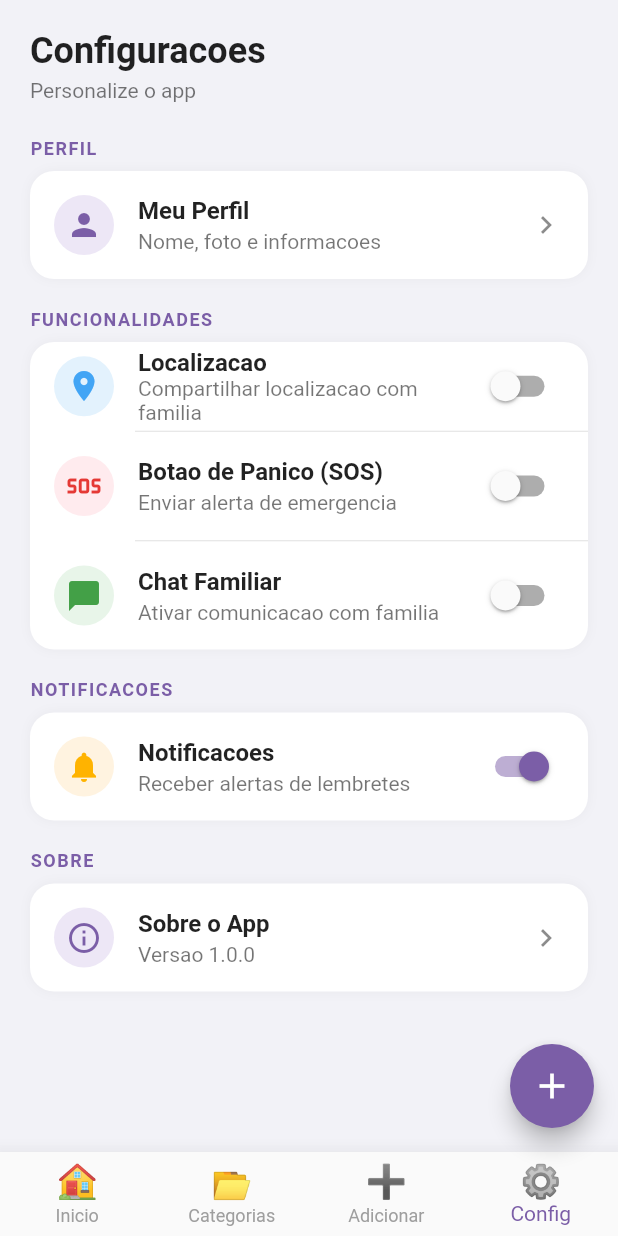
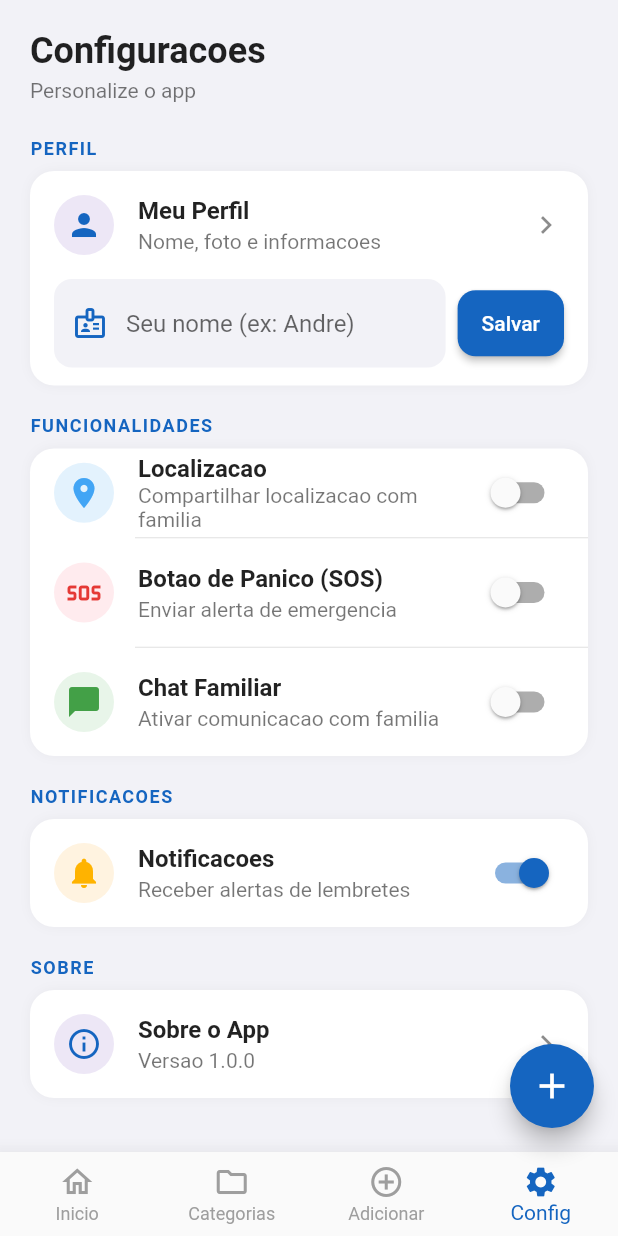
Before and after one commit to fasterdrible-lab/ME-LEMBRA-AI, a Flutter app: the HomeScreen screen opened directly, item 4 of the bottom bar chosen, after a tap on "Meu Perfil", on a phone screen of 412 x 824 dp. Run offline on Flutter 3.47's test engine with Material 3 defaults, Android fonts, the phone set to English and light mode, and no system bars; our stand-ins replace firebase_core, shared_preferences; accounts and stored records are empty.

Commit message:
UI fixes: blue header, bell icon, dynamic greeting, Hoje fix, user name in Config, gitignore
Agent-Logs-Url: https://github.com/fasterdrible-lab/ME-LEMBRA-AI/sessions/2b1f5aed-f6e3-4d8c-9164-3b8cb11ed4a8

Co-authored-by: fasterdrible-lab <263912642+fasterdrible-lab@users.noreply.github.com>

```diff
--- a/me_lembra_ai/lib/config_screen.dart
+++ b/me_lembra_ai/lib/config_screen.dart
@@ -1,4 +1,5 @@
 import 'package:flutter/material.dart';
+import 'package:shared_preferences/shared_preferences.dart';
 
 class ConfigScreen extends StatefulWidget {
   const ConfigScreen({super.key});
@@ -11,6 +12,34 @@ class _ConfigScreenState extends State<ConfigScreen> {
   bool _sos = false;
   bool _chat = false;
   bool _notificacoes = true;
+  final TextEditingController _nomeController = TextEditingController();
+
+  @override
+  void initState() {
+    super.initState();
+    _carregarNome();
+  }
+
+  Future<void> _carregarNome() async {
+    final prefs = await SharedPreferences.getInstance();
+    final nome = prefs.getString('user_name') ?? '';
+    setState(() => _nomeController.text = nome);
+  }
+
+  Future<void> _salvarNome() async {
+    final prefs = await SharedPreferences.getInstance();
+    await prefs.setString('user_name', _nomeController.text.trim());
+    if (!mounted) return;
+    ScaffoldMessenger.of(context).showSnackBar(
+      const SnackBar(content: Text('Nome salvo!'), duration: Duration(seconds: 2)),
+    );
+  }
+
+  @override
+  void dispose() {
+    _nomeController.dispose();
+    super.dispose();
+  }
 
   @override
   Widget build(BuildContext context) {
@@ -25,12 +54,51 @@ class _ConfigScreenState extends State<ConfigScreen> {
             const Text('Personalize o app', style: TextStyle(color: Colors.black54)),
             const SizedBox(height: 24),
             _secao('PERFIL'),
-            _card(child: ListTile(
-              leading: const CircleAvatar(backgroundColor: Color(0xFFEDE7F6), child: Icon(Icons.person, color: Color(0xFF7B5EA7))),
-              title: const Text('Meu Perfil', style: TextStyle(fontWeight: FontWeight.w600)),
-              subtitle: const Text('Nome, foto e informacoes'),
-              trailing: const Icon(Icons.chevron_right),
-              onTap: () {},
+            _card(child: Column(
+              children: [
+                ListTile(
+                  leading: const CircleAvatar(backgroundColor: Color(0xFFEDE7F6), child: Icon(Icons.person, color: Color(0xFF1565C0))),
+                  title: const Text('Meu Perfil', style: TextStyle(fontWeight: FontWeight.w600)),
+                  subtitle: const Text('Nome, foto e informacoes'),
+                  trailing: const Icon(Icons.chevron_right),
+                  onTap: () {},
+                ),
+                Padding(
+                  padding: const EdgeInsets.fromLTRB(16, 0, 16, 12),
+                  child: Row(
+                    children: [
+                      Expanded(
+                        child: TextField(
+                          controller: _nomeController,
+                          decoration: InputDecoration(
+                            hintText: 'Seu nome (ex: Andre)',
+                            prefixIcon: const Icon(Icons.badge_outlined, color: Color(0xFF1565C0)),
+                            filled: true,
+                            fillColor: const Color(0xFFF2F2F7),
+                            border: OutlineInputBorder(
+                              borderRadius: BorderRadius.circular(12),
+                              borderSide: BorderSide.none,
+                            ),
+                          ),
+                          textCapitalization: TextCapitalization.words,
+                          onSubmitted: (_) => _salvarNome(),
+                        ),
+                      ),
+                      const SizedBox(width: 8),
+                      ElevatedButton(
+                        style: ElevatedButton.styleFrom(
+                          backgroundColor: const Color(0xFF1565C0),
+                          foregroundColor: Colors.white,
+                          shape: RoundedRectangleBorder(borderRadius: BorderRadius.circular(12)),
+                          padding: const EdgeInsets.symmetric(horizontal: 16, vertical: 14),
+                        ),
+                        onPressed: _salvarNome,
+                        child: const Text('Salvar'),
+                      ),
+                    ],
+                  ),
+                ),
+              ],
             )),
             const SizedBox(height: 16),
             _secao('FUNCIONALIDADES'),
@@ -40,7 +108,7 @@ class _ConfigScreenState extends State<ConfigScreen> {
                 title: const Text('Localizacao', style: TextStyle(fontWeight: FontWeight.w600)),
                 subtitle: const Text('Compartilhar localizacao com familia'),
                 value: _localizacao,
-                activeColor: const Color(0xFF7B5EA7),
+                activeColor: const Color(0xFF1565C0),
                 onChanged: (v) => setState(() => _localizacao = v),
               ),
               const Divider(height: 1, indent: 70),
@@ -49,7 +117,7 @@ class _ConfigScreenState extends State<ConfigScreen> {
                 title: const Text('Botao de Panico (SOS)', style: TextStyle(fontWeight: FontWeight.w600)),
                 subtitle: const Text('Enviar alerta de emergencia'),
                 value: _sos,
-                activeColor: const Color(0xFF7B5EA7),
+                activeColor: const Color(0xFF1565C0),
                 onChanged: (v) => setState(() => _sos = v),
               ),
               if (_sos) Padding(
@@ -70,7 +138,7 @@ class _ConfigScreenState extends State<ConfigScreen> {
                 title: const Text('Chat Familiar', style: TextStyle(fontWeight: FontWeight.w600)),
                 subtitle: const Text('Ativar comunicacao com familia'),
                 value: _chat,
-                activeColor: const Color(0xFF7B5EA7),
+                activeColor: const Color(0xFF1565C0),
                 onChanged: (v) => setState(() => _chat = v),
               ),
             ])),
@@ -81,14 +149,14 @@ class _ConfigScreenState extends State<ConfigScreen> {
               title: const Text('Notificacoes', style: TextStyle(fontWeight: FontWeight.w600)),
               subtitle: const Text('Receber alertas de lembretes'),
               value: _notificacoes,
-              activeColor: const Color(0xFF7B5EA7),
+              activeColor: const Color(0xFF1565C0),
               onChanged: (v) => setState(() => _notificacoes = v),
             )),
             const SizedBox(height: 16),
             _secao('SOBRE'),
             _card(child: Column(children: [
               ListTile(
-                leading: const CircleAvatar(backgroundColor: Color(0xFFEDE7F6), child: Icon(Icons.info_outline, color: Color(0xFF7B5EA7))),
+                leading: const CircleAvatar(backgroundColor: Color(0xFFEDE7F6), child: Icon(Icons.info_outline, color: Color(0xFF1565C0))),
                 title: const Text('Sobre o App', style: TextStyle(fontWeight: FontWeight.w600)),
                 subtitle: const Text('Versao 1.0.0'),
                 trailing: const Icon(Icons.chevron_right),
@@ -104,7 +172,7 @@ class _ConfigScreenState extends State<ConfigScreen> {
 
   Widget _secao(String t) => Padding(
     padding: const EdgeInsets.only(bottom: 8),
-    child: Text(t, style: const TextStyle(fontSize: 12, fontWeight: FontWeight.bold, color: Color(0xFF7B5EA7), letterSpacing: 1)),
+    child: Text(t, style: const TextStyle(fontSize: 12, fontWeight: FontWeight.bold, color: Color(0xFF1565C0), letterSpacing: 1)),
   );
 
   Widget _card({required Widget child}) => Container(
--- a/me_lembra_ai/lib/home_screen.dart
+++ b/me_lembra_ai/lib/home_screen.dart
@@ -27,8 +27,30 @@ class _HomeScreenState extends State<HomeScreen> {
   }
 
   Future<void> _carregarPerfil() async {
+    final prefs = await SharedPreferences.getInstance();
+    final userName = prefs.getString('user_name');
+    if (userName != null && userName.isNotEmpty) {
+      setState(() => _perfil = userName);
+    } else {
       final perfil = await ProfileService.getProfile();
-    setState(() => _perfil = perfil ?? 'Voce');
+      setState(() => _perfil = perfil ?? '');
+    }
+  }
+
+  String _getSaudacao() {
+    final hora = DateTime.now().hour;
+    final String saudacao;
+    if (hora < 12) {
+      saudacao = 'Bom dia';
+    } else if (hora < 18) {
+      saudacao = 'Boa tarde';
+    } else {
+      saudacao = 'Boa noite';
+    }
+    if (_perfil.isNotEmpty) {
+      return '$saudacao, $_perfil!';
+    }
+    return '$saudacao!';
   }
 
   void _carregarData() {
@@ -95,6 +117,20 @@ class _HomeScreenState extends State<HomeScreen> {
     return parts.length > 4 ? parts[4] : '';
   }
 
+  void _mostrarNotificacoes() {
+    showDialog(
+      context: context,
+      builder: (_) => AlertDialog(
+        shape: RoundedRectangleBorder(borderRadius: BorderRadius.circular(20)),
+        title: const Text('Notificacoes', style: TextStyle(fontWeight: FontWeight.bold)),
+        content: const Text('Nenhuma notificacao no momento.'),
+        actions: [
+          TextButton(onPressed: () => Navigator.pop(context), child: const Text('Fechar')),
+        ],
+      ),
+    );
+  }
+
   void _mostrarSOS() {
     showDialog(
       context: context,
@@ -124,10 +160,9 @@ class _HomeScreenState extends State<HomeScreen> {
         children: [
           Container(
             width: double.infinity,
-            padding: const EdgeInsets.fromLTRB(20, 50, 20, 28),
             decoration: const BoxDecoration(
               gradient: LinearGradient(
-                colors: [Color(0xFF7B5EA7), Color(0xFF5B4FCF)],
+                colors: [Color(0xFF1565C0), Color(0xFF1E88E5)],
                 begin: Alignment.topLeft,
                 end: Alignment.bottomRight,
               ),
@@ -136,15 +171,37 @@ class _HomeScreenState extends State<HomeScreen> {
                 bottomRight: Radius.circular(28),
               ),
             ),
+            child: SafeArea(
+              bottom: false,
+              child: Padding(
+                padding: const EdgeInsets.fromLTRB(20, 16, 8, 28),
                 child: Column(
                   crossAxisAlignment: CrossAxisAlignment.start,
                   children: [
-                Text('Bom dia, ' + _perfil + '! 👋',
+                    Row(
+                      crossAxisAlignment: CrossAxisAlignment.start,
+                      children: [
+                        Expanded(
+                          child: Column(
+                            crossAxisAlignment: CrossAxisAlignment.start,
+                            children: [
+                              Text(
+                                _getSaudacao(),
                                 style: const TextStyle(color: Colors.white70, fontSize: 16),
                               ),
                               const SizedBox(height: 6),
                               const Text('Me Lembra Ai',
                                 style: TextStyle(color: Colors.white, fontSize: 28, fontWeight: FontWeight.bold),
+                              ),
+                            ],
+                          ),
+                        ),
+                        IconButton(
+                          icon: const Icon(Icons.notifications_outlined, color: Colors.white, size: 28),
+                          onPressed: _mostrarNotificacoes,
+                          tooltip: 'Notificacoes',
+                        ),
+                      ],
                     ),
                     const SizedBox(height: 12),
                     Container(
@@ -165,6 +222,8 @@ class _HomeScreenState extends State<HomeScreen> {
                   ],
                 ),
               ),
+            ),
+          ),
           Padding(
             padding: const EdgeInsets.fromLTRB(20, 24, 20, 0),
             child: Column(
@@ -173,7 +232,9 @@ class _HomeScreenState extends State<HomeScreen> {
                 Row(
                   mainAxisAlignment: MainAxisAlignment.spaceBetween,
                   children: [
-                    const Text('Hoje', style: TextStyle(fontSize: 18, fontWeight: FontWeight.bold)),
+                    const Flexible(
+                      child: Text('Hoje', style: TextStyle(fontSize: 18, fontWeight: FontWeight.bold)),
+                    ),
                     TextButton(
                       onPressed: () => Navigator.push(context, MaterialPageRoute(builder: (_) => const RemindersScreen())),
                       child: const Text('Ver todos', style: TextStyle(color: Color(0xFF7B5EA7))),
@@ -285,22 +346,28 @@ class _HomeScreenState extends State<HomeScreen> {
             _carregarLembretes();
           }
         },
-        backgroundColor: const Color(0xFF7B5EA7),
+        backgroundColor: const Color(0xFF1565C0),
         child: const Icon(Icons.add, color: Colors.white, size: 28),
       ),
       bottomNavigationBar: BottomNavigationBar(
         currentIndex: _abaAtual == 3 ? 3 : _abaAtual,
-        onTap: (i) => setState(() => _abaAtual = i),
+        onTap: (i) {
+          setState(() => _abaAtual = i);
+          if (i == 0) {
+            _carregarPerfil();
+            _carregarLembretes();
+          }
+        },
         type: BottomNavigationBarType.fixed,
-        selectedItemColor: const Color(0xFF7B5EA7),
+        selectedItemColor: const Color(0xFF1565C0),
         unselectedItemColor: Colors.grey,
         showUnselectedLabels: true,
         elevation: 12,
         items: const [
-BottomNavigationBarItem(icon: Text('🏠', style: TextStyle(fontSize: 22)), label: 'Inicio'),
-          BottomNavigationBarItem(icon: Text('📂', style: TextStyle(fontSize: 22)), label: 'Categorias'),
-          BottomNavigationBarItem(icon: Text('➕', style: TextStyle(fontSize: 22)), label: 'Adicionar'),
-          BottomNavigationBarItem(icon: Text('⚙', style: TextStyle(fontSize: 22)), label: 'Config'),
+          BottomNavigationBarItem(icon: Icon(Icons.home_outlined), activeIcon: Icon(Icons.home), label: 'Inicio'),
+          BottomNavigationBarItem(icon: Icon(Icons.folder_outlined), activeIcon: Icon(Icons.folder), label: 'Categorias'),
+          BottomNavigationBarItem(icon: Icon(Icons.add_circle_outline), activeIcon: Icon(Icons.add_circle), label: 'Adicionar'),
+          BottomNavigationBarItem(icon: Icon(Icons.settings_outlined), activeIcon: Icon(Icons.settings), label: 'Config'),
         ],
       ),
     );
```
Also changed, not shown: 1 other file. Lines whose indentation alone changed are shown as unchanged.
